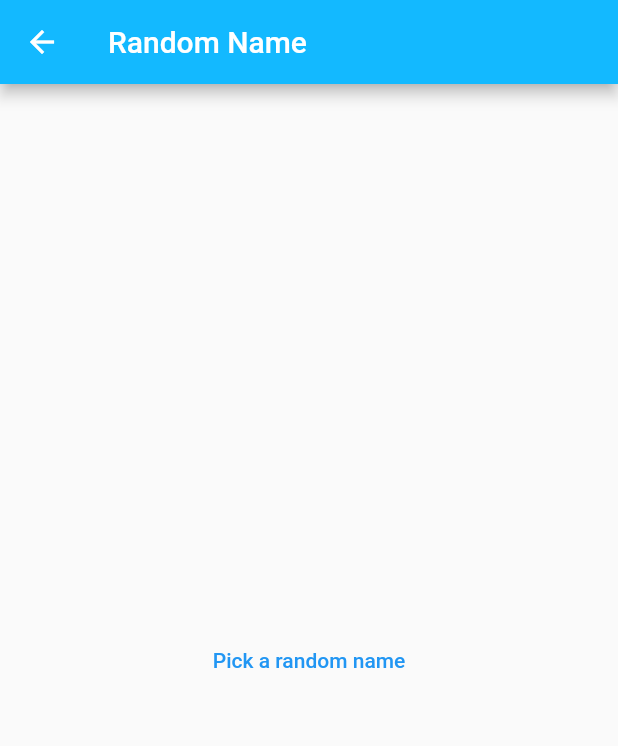
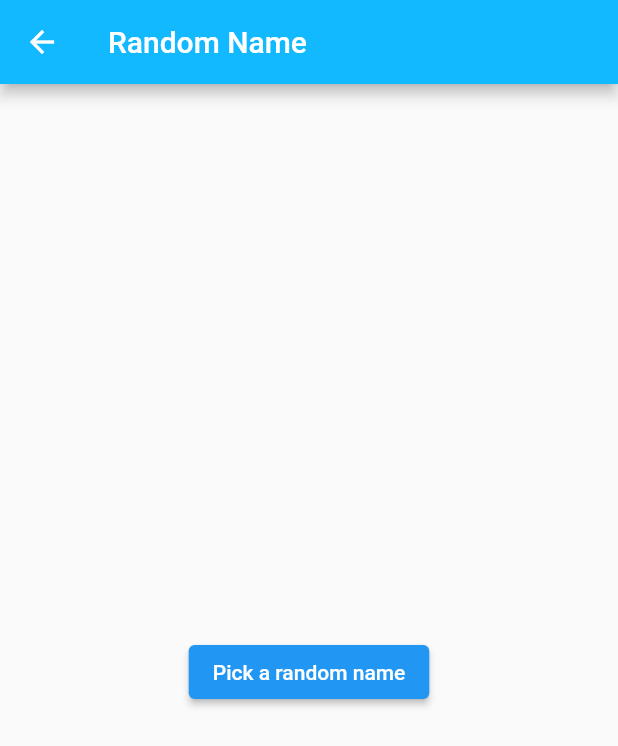
Before and after one commit to saulodsouza/study_bloc, a Flutter app: the screen it shows after launch, after a tap on "Random Name", on a phone screen of 412 x 824 dp. Shown: the top 746 px of the screen. Run offline on Flutter 3.47's test engine with Material 2 defaults, Android fonts, the phone set to English and light mode, and no system bars; our stand-ins replace bloc, flutter_bloc, go_router; generated files the repository leaves out were written again.

Commit message:
Refact RandomName

```diff
--- a/lib/app/app.dart
+++ b/lib/app/app.dart
@@ -1,2 +1 @@
 export 'view/app.dart';
-export 'view/main_page.dart';
--- a/lib/app/view/app.dart
+++ b/lib/app/view/app.dart
@@ -3,7 +3,7 @@ import 'package:go_router/go_router.dart';
 import 'package:study_bloc/app/view/main_page.dart';
 import 'package:study_bloc/counter/counter.dart';
 import 'package:study_bloc/l10n/l10n.dart';
-import 'package:study_bloc/random-name/view/random_name_page.dart';
+import 'package:study_bloc/random-name/random_name.dart';
 
 final router = GoRouter(
   routes: [
--- a/lib/random-name/cubit/names_cubit.dart
+++ b/lib/random-name/cubit/names_cubit.dart
@@ -1,8 +1,8 @@
 import 'package:bloc/bloc.dart';
 import 'package:study_bloc/extension/iterable_extension.dart';
 
-class NamesCubit extends Cubit<String?> {
-  NamesCubit() : super(null);
+class NamesCubit extends Cubit<String> {
+  NamesCubit() : super('');
 
   final _names = [
     'Foo',
--- a/lib/random-name/view/random_name_page.dart
+++ b/lib/random-name/view/random_name_page.dart
@@ -1,60 +1,38 @@
 import 'package:flutter/material.dart';
+import 'package:flutter_bloc/flutter_bloc.dart';
 import 'package:study_bloc/random-name/cubit/names_cubit.dart';
 
-class RandomNamePage extends StatefulWidget {
+class RandomNamePage extends StatelessWidget {
   const RandomNamePage({super.key});
 
   @override
-  State<RandomNamePage> createState() => _RandomNamePageState();
+  Widget build(BuildContext context) {
+    return BlocProvider(
+      create: (context) => NamesCubit(),
+      child: const RandomNameView(),
+    );
+  }
 }
 
-class _RandomNamePageState extends State<RandomNamePage> {
-  late NamesCubit cubit;
-
-  @override
-  void initState() {
-    super.initState();
-    cubit = NamesCubit();
-  }
+class RandomNameView extends StatelessWidget {
+  const RandomNameView({super.key});
 
   @override
   Widget build(BuildContext context) {
     return Scaffold(
       appBar: AppBar(title: const Text('Random Name')),
       body: Center(
-        child: StreamBuilder<String?>(
-          stream: cubit.stream,
-          builder: (context, snapshot) {
-            final button = TextButton(
-              onPressed: cubit.pickRandomName,
+        child: Column(
+          mainAxisAlignment: MainAxisAlignment.center,
+          children: [
+            Text(context.select((NamesCubit cubit) => cubit.state)),
+            ElevatedButton(
+              onPressed: context.read<NamesCubit>().pickRandomName,
               child: const Text('Pick a random name'),
-            );
-
-            switch (snapshot.connectionState) {
-              case ConnectionState.none:
-                return button;
-              case ConnectionState.waiting:
-                return button;
-              case ConnectionState.active:
-                return Column(
-                  mainAxisAlignment: MainAxisAlignment.center,
-                  children: [
-                    Text(snapshot.data ?? ''),
-                    button,
-                  ],
-                );
-              case ConnectionState.done:
-                return const SizedBox();
-            }
-          },
+            ),
+          ],
         ),
       ),
     );
   }
-
-  @override
-  void dispose() {
-    cubit.close();
-    super.dispose();
-  }
 }
```
